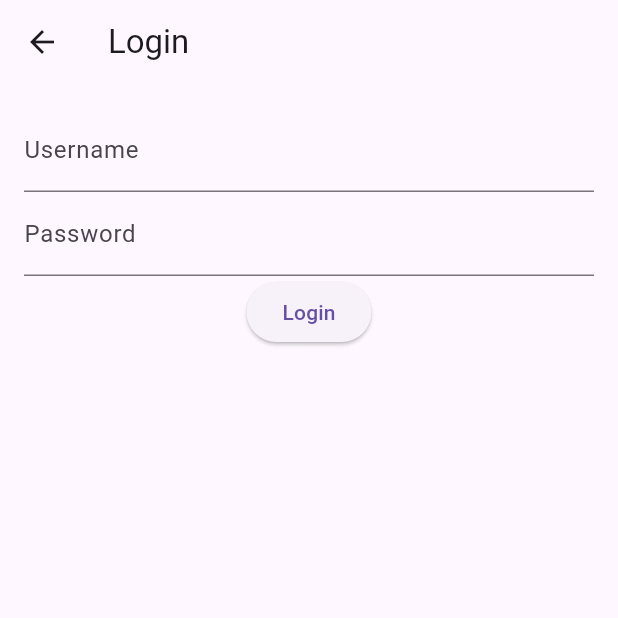
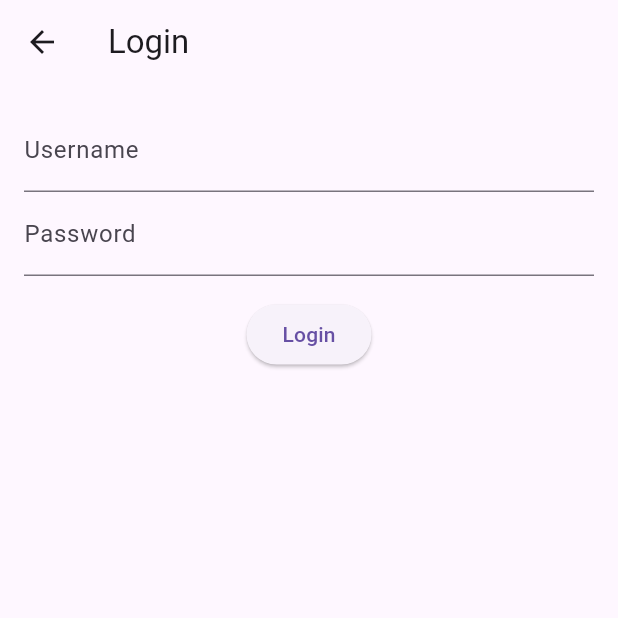
Before and after one commit to Onome15/EchoFeed, a Flutter app: the screen it shows after launch, after a tap on "Login", on a phone screen of 412 x 824 dp, the top half of it. Run offline on Flutter 3.47's test engine with Material 3 defaults, Android fonts, the phone set to English and light mode, and no system bars; our stand-ins replace file_picker, shared_preferences.

Commit message:
Modified Login and added Logout option

```diff
--- a/lib/login_page.dart
+++ b/lib/login_page.dart
@@ -68,7 +68,10 @@ class LoginPageState extends State<LoginPage> {
       appBar: AppBar(
         title: const Text('Login'),
       ),
-      body: Padding(
+      body: Center(
+        child: Container(
+          constraints: const BoxConstraints(maxWidth: 600),
+          child: Padding(
             padding: const EdgeInsets.all(16.0),
             child: Column(
               children: [
@@ -81,6 +84,7 @@ class LoginPageState extends State<LoginPage> {
                   decoration: const InputDecoration(labelText: 'Password'),
                   obscureText: true,
                 ),
+                const SizedBox(height: 15),
                 ElevatedButton(
                   onPressed: _login,
                   child: const Text('Login'),
@@ -93,6 +97,8 @@ class LoginPageState extends State<LoginPage> {
               ],
             ),
           ),
+        ),
+      ),
     );
   }
 }
```
Also changed, not shown: lib/profile_page.dart (+45 -4 lines). Lines whose indentation alone changed are shown as unchanged.
